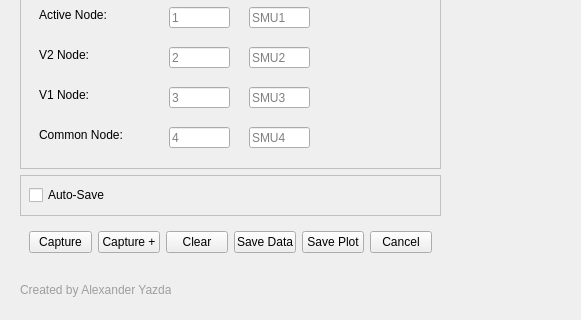
Qt form DCIV_GUI_4Probe_backend.ui (Alexyazdani/GUI_Testing) before a commit; both pictures show x 0 to 581 and y 261 to 581 of the 1114 by 581 pixel window.
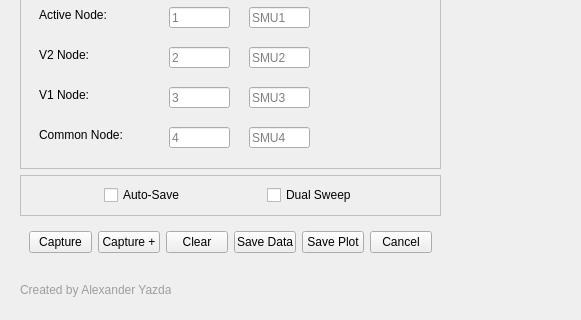
The same form after that commit.

The edit to the form file:
```diff
--- a/DCIV_GUI_4Probe_backend.ui
+++ b/DCIV_GUI_4Probe_backend.ui
@@ -530,6 +530,19 @@
 }</string>
         </property>
         <layout class="QHBoxLayout" name="horizontalLayout_5">
+         <item>
+          <spacer name="horizontalSpacer_2">
+           <property name="orientation">
+            <enum>Qt::Horizontal</enum>
+           </property>
+           <property name="sizeHint" stdset="0">
+            <size>
+             <width>72</width>
+             <height>20</height>
+            </size>
+           </property>
+          </spacer>
+         </item>
          <item>
           <widget class="QCheckBox" name="save_checkBox">
            <property name="text">
@@ -537,6 +550,39 @@
            </property>
           </widget>
          </item>
+         <item>
+          <spacer name="horizontalSpacer">
+           <property name="orientation">
+            <enum>Qt::Horizontal</enum>
+           </property>
+           <property name="sizeHint" stdset="0">
+            <size>
+             <width>73</width>
+             <height>20</height>
+            </size>
+           </property>
+          </spacer>
+         </item>
+         <item>
+          <widget class="QCheckBox" name="dual_sweep_checkBox">
+           <property name="text">
+            <string>Dual Sweep</string>
+           </property>
+          </widget>
+         </item>
+         <item>
+          <spacer name="horizontalSpacer_3">
+           <property name="orientation">
+            <enum>Qt::Horizontal</enum>
+           </property>
+           <property name="sizeHint" stdset="0">
+            <size>
+             <width>72</width>
+             <height>20</height>
+            </size>
+           </property>
+          </spacer>
+         </item>
         </layout>
        </widget>
       </item>
```
